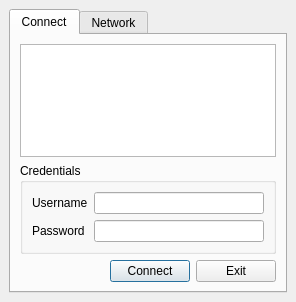
dolomighty/shrewsoft-ike, file source/qikec/root.ui: the form before one commit.
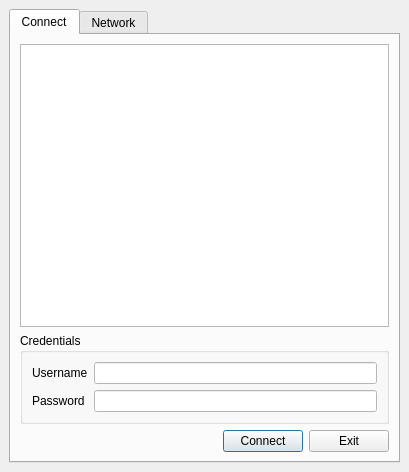
The form after the commit. Icons and pictures are not drawn.

```diff
--- a/source/qikec/root.ui
+++ b/source/qikec/root.ui
@@ -1,12 +1,12 @@
 <ui version="4.0" >
  <class>ikecRoot</class>
- <widget class="QMainWindow" name="ikecRoot" >
-  <property name="geometry" >
+ <widget class="QMainWindow" name="ikecRoot">
+  <property name="geometry">
    <rect>
     <x>0</x>
     <y>0</y>
-    <width>296</width>
-    <height>299</height>
+    <width>409</width>
+    <height>472</height>
    </rect>
   </property>
   <property name="windowTitle" >
@@ -28,8 +28,15 @@
        </attribute>
        <layout class="QVBoxLayout" >
         <item>
-         <widget class="QTextBrowser" name="textBrowserStatus" >
-          <property name="openLinks" >
+         <widget class="QTextBrowser" name="textBrowserStatus">
+          <property name="html">
+           <string>&lt;!DOCTYPE HTML PUBLIC &quot;-//W3C//DTD HTML 4.0//EN&quot; &quot;http://www.w3.org/TR/REC-html40/strict.dtd&quot;&gt;
+&lt;html&gt;&lt;head&gt;&lt;meta name=&quot;qrichtext&quot; content=&quot;1&quot; /&gt;&lt;style type=&quot;text/css&quot;&gt;
+p, li { white-space: pre-wrap; }
+&lt;/style&gt;&lt;/head&gt;&lt;body style=&quot; font-family:'Noto Sans'; font-size:15pt; font-weight:400; font-style:normal;&quot; bgcolor=&quot;#ffffff&quot;&gt;
+&lt;p style=&quot;-qt-paragraph-type:empty; margin-top:0px; margin-bottom:0px; margin-left:0px; margin-right:0px; -qt-block-indent:0; text-indent:0px;&quot;&gt;&lt;br /&gt;&lt;/p&gt;&lt;/body&gt;&lt;/html&gt;</string>
+          </property>
+          <property name="openLinks">
            <bool>false</bool>
           </property>
          </widget>
@@ -50,8 +57,12 @@
              </property>
             </widget>
            </item>
-           <item row="0" column="1" >
-            <widget class="QLineEdit" name="lineEditUsername" />
+           <item row="0" column="1">
+            <widget class="QLineEdit" name="lineEditUsername">
+             <property name="styleSheet">
+              <string notr="true">background-color: rgb(255, 255, 255);</string>
+             </property>
+            </widget>
            </item>
            <item row="1" column="0" >
             <widget class="QLabel" name="textLabelPassword" >
@@ -63,9 +74,12 @@
              </property>
             </widget>
            </item>
-           <item row="1" column="1" >
-            <widget class="QLineEdit" name="lineEditPassword" >
-             <property name="echoMode" >
+           <item row="1" column="1">
+            <widget class="QLineEdit" name="lineEditPassword">
+             <property name="styleSheet">
+              <string notr="true">background-color: rgb(255, 255, 255);</string>
+             </property>
+             <property name="echoMode">
               <enum>QLineEdit::Password</enum>
              </property>
             </widget>
```
Left out of the diff: 263 changed lines with no effect on the pictures.
